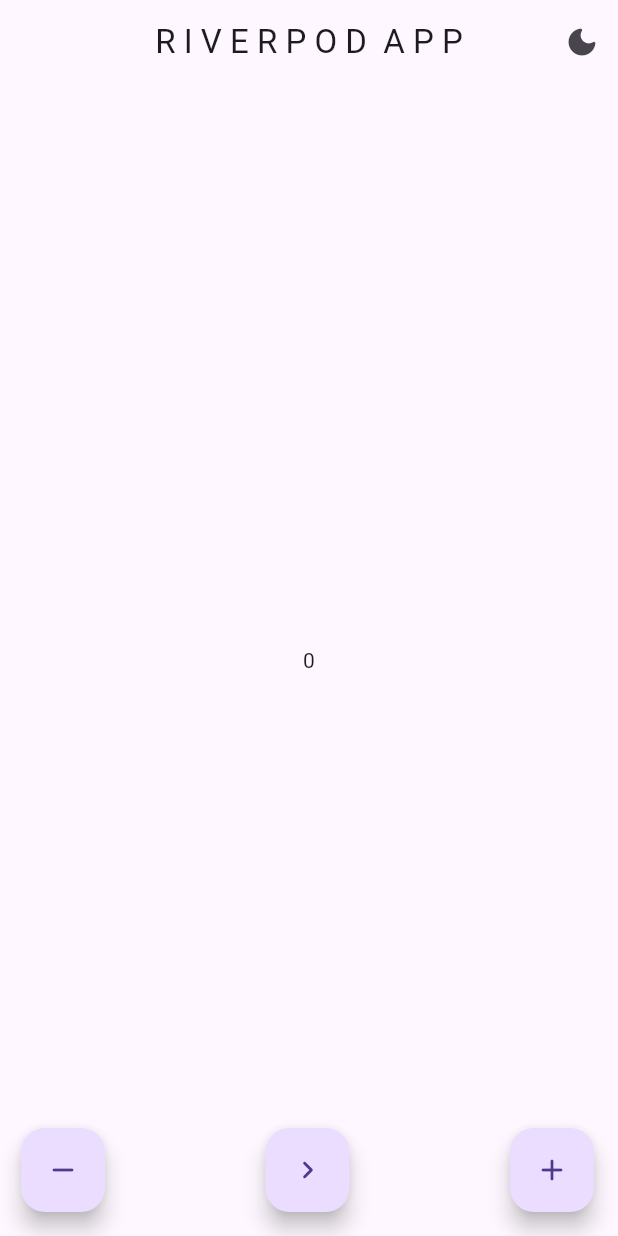
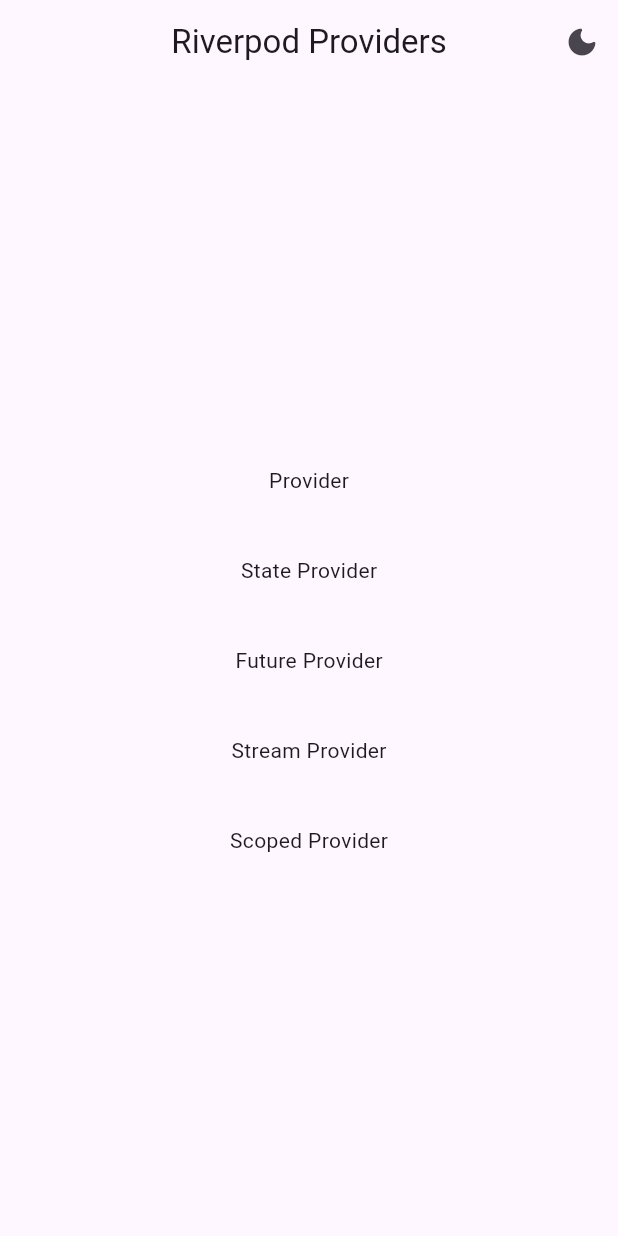
Before and after one commit to JoshuaCreator/riverpod_counter_app, a Flutter app: the screen it shows after launch, on a phone screen of 412 x 824 dp. Run offline on Flutter 3.47's test engine with Material 2 defaults, Android fonts, the phone set to English and light mode, and no system bars; our stand-ins replace flutter_riverpod.

Commit message:
Added the different providers

```diff
--- a/lib/main.dart
+++ b/lib/main.dart
@@ -1,14 +1,9 @@
 import 'package:flutter/material.dart';
 import 'package:flutter_riverpod/flutter_riverpod.dart';
-import 'package:riverpod_app/providers/counter_demo.dart';
 
 import 'screens/home_screen.dart';
 
 final themeProvider = StateProvider<bool>((ref) => true);
-
-final counterProvider = StateNotifierProvider<CounterDemo, int>(
-  (ref) => CounterDemo(),
-);
 
 void main() {
   runApp(
@@ -26,7 +21,7 @@ class MyApp extends ConsumerWidget {
     final lightTheme = ref.watch(themeProvider);
     return MaterialApp(
       title: 'Riverpod App',
-      // themeMode: lightTheme ? ThemeMode.light : ThemeMode.dark,
+      themeMode: lightTheme ? ThemeMode.light : ThemeMode.dark,
       theme: lightTheme
           ? ThemeData.light(useMaterial3: true)
           : ThemeData.dark(useMaterial3: true),
--- a/lib/providers/counter_demo.dart
+++ b/lib/providers/counter_demo.dart
@@ -1,5 +1,7 @@
 import 'package:flutter_riverpod/flutter_riverpod.dart';
 
+
+/// UTILIZED BY PROVIDER
 class CounterDemo extends StateNotifier<int> {
   CounterDemo() : super(0);
 
--- /dev/null
+++ b/lib/screens/future_provider_screen.dart
@@ -0,0 +1,35 @@
+import 'package:flutter/material.dart';
+import 'package:flutter_riverpod/flutter_riverpod.dart';
+
+Future<String> fetchMsg() async {
+  return await Future.delayed(
+    const Duration(seconds: 3),
+    () => 'And that was the Future Provider',
+  );
+}
+
+final futureProvider = FutureProvider<String>((ref) async {
+  return fetchMsg();
+});
+
+class FutureProviderScreen extends ConsumerWidget {
+  const FutureProviderScreen({super.key});
+
+  @override
+  Widget build(BuildContext context, WidgetRef ref) {
+    final provider = ref.watch(futureProvider);
+    return Scaffold(
+      appBar: AppBar(
+        title: const Text('FUTURE PROVIDER'),
+        centerTitle: true,
+      ),
+      body: Center(
+        child: provider.when(
+          data: (data) => Text(data),
+          error: (error, stackTrace) => Text(error.toString()),
+          loading: () => const CircularProgressIndicator(),
+        ),
+      ),
+    );
+  }
+}
--- a/lib/screens/home_screen.dart
+++ b/lib/screens/home_screen.dart
@@ -1,19 +1,22 @@
 import 'package:flutter/material.dart';
 import 'package:flutter_riverpod/flutter_riverpod.dart';
+import 'package:riverpod_app/screens/provider_screen.dart';
+import 'package:riverpod_app/screens/scoped_provider_screen.dart';
+import 'package:riverpod_app/screens/state_provider_screen.dart';
+import 'package:riverpod_app/screens/future_provider_screen.dart';
+import 'package:riverpod_app/screens/stream_provider_screen.dart';
 
 import '../main.dart';
-import 'second_screen.dart';
 
 class HomeScreen extends ConsumerWidget {
   const HomeScreen({super.key});
 
   @override
   Widget build(BuildContext context, WidgetRef ref) {
-    final counter = ref.watch(counterProvider);
     final lightTheme = ref.watch(themeProvider);
     return Scaffold(
       appBar: AppBar(
-        title: const Text('R I V E R P O D  A P P'),
+        title: const Text('Riverpod Providers'),
         centerTitle: true,
         actions: [
           IconButton(
@@ -26,39 +29,29 @@ class HomeScreen extends ConsumerWidget {
           ),
         ],
       ),
-      body: Center(
-        child: Text('$counter'),
-      ),
-      floatingActionButton: Padding(
-        padding: const EdgeInsets.only(left: 30.0),
-        child: Row(
-          mainAxisAlignment: MainAxisAlignment.spaceBetween,
+      body: const Center(
+        child: Column(
+          mainAxisAlignment: MainAxisAlignment.center,
           children: [
-            FloatingActionButton(
-              heroTag: null,
-              onPressed: () {
-                // if (value == 0) return;
-                ref.read(counterProvider.notifier).decrement();
-              },
-              child: const Icon(Icons.remove_rounded),
+            MyButton(
+              text: 'Provider',
+              screen: ProviderScreen(),
             ),
-            FloatingActionButton(
-              onPressed: () {
-                Navigator.of(context).push(
-                  MaterialPageRoute(
-                    maintainState: false,
-                    builder: (context) => const SecondScreen(),
-                  ),
-                );
-              },
-              child: const Icon(Icons.navigate_next_rounded),
+            MyButton(
+              text: 'State Provider',
+              screen: StateProviderScreen(),
             ),
-            FloatingActionButton(
-              heroTag: null,
-              onPressed: () {
-                ref.read(counterProvider.notifier).increment();
-              },
-              child: const Icon(Icons.add_rounded),
+            MyButton(
+              text: 'Future Provider',
+              screen: FutureProviderScreen(),
+            ),
+            MyButton(
+              text: 'Stream Provider',
+              screen: StreamProviderScreen(),
+            ),
+            MyButton(
+              text: 'Scoped Provider',
+              screen: ScopedProviderScreen(),
             ),
           ],
         ),
@@ -66,3 +59,34 @@ class HomeScreen extends ConsumerWidget {
     );
   }
 }
+
+class MyButton extends StatelessWidget {
+  const MyButton({
+    super.key,
+    required this.text,
+    required this.screen,
+  });
+  final String text;
+  final Widget screen;
+
+  @override
+  Widget build(BuildContext context) {
+    return InkWell(
+      splashColor: Colors.purpleAccent.withOpacity(.5),
+      highlightColor: Colors.purpleAccent.withOpacity(.5),
+      onTap: () {
+        Navigator.push(
+          context,
+          MaterialPageRoute(
+            builder: (context) => screen,
+          ),
+        );
+      },
+      child: Container(
+        padding: const EdgeInsets.symmetric(vertical: 20.0),
+        width: double.infinity,
+        child: Center(child: Text(text)),
+      ),
+    );
+  }
+}
```
Also changed, not shown: lib/screens/provider_screen.dart (added, +49 -0 lines), lib/screens/scoped_provider_screen.dart (added, +19 -0 lines), lib/screens/state_provider_screen.dart (added, +46 -0 lines), lib/screens/stream_provider_screen.dart (renamed from lib/screens/second_screen.dart, +13 -8 lines).
